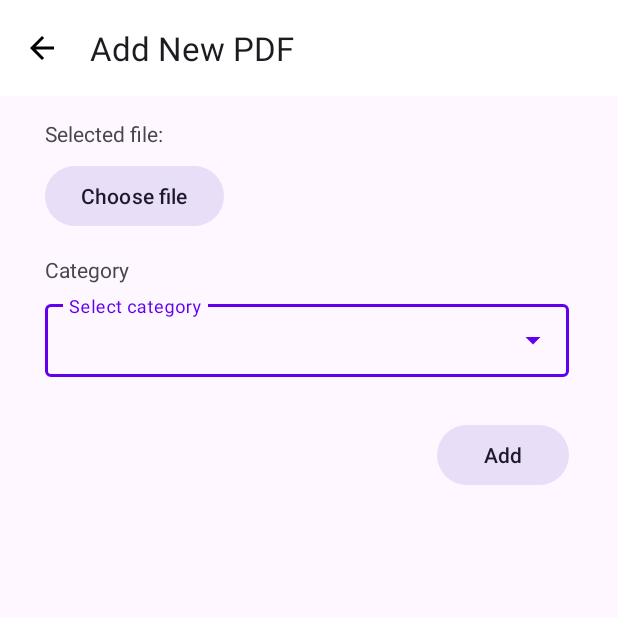
After one commit to FallAPI/PaperTrail-App, an Android app: the AddPDFActivity screen opened directly, with no data from a screen before it, on a phone screen of 412 x 824 dp, the top half of it. The commit adds this screen. Run offline under Robolectric (Android 15) with nearby library versions, the light colour scheme and no system bars.

Commit message:
Add AddPDFActivity

```diff
--- a/app/build.gradle.kts
+++ b/app/build.gradle.kts
@@ -43,6 +43,7 @@ dependencies {
     implementation(libs.lifecycle.viewmodel.ktx)
     implementation(libs.navigation.fragment)
     implementation(libs.navigation.ui)
+    implementation(libs.activity)
     testImplementation(libs.junit)
     androidTestImplementation(libs.ext.junit)
     androidTestImplementation(libs.espresso.core)
--- a/app/src/main/AndroidManifest.xml
+++ b/app/src/main/AndroidManifest.xml
@@ -13,6 +13,9 @@
         android:theme="@style/Theme.PaperTrail"
         tools:targetApi="31">
         <activity
+            android:name=".ui.standalone.AddPDFActivity"
+            android:exported="false" />
+        <activity
             android:name=".MainActivity"
             android:exported="true"
             android:label="@string/app_name">
--- a/app/src/main/java/com/group2/papertrail/MainActivity.java
+++ b/app/src/main/java/com/group2/papertrail/MainActivity.java
@@ -1,5 +1,6 @@
 package com.group2.papertrail;
 
+import android.content.Intent;
 import android.os.Bundle;
 
 import com.google.android.material.bottomnavigation.BottomNavigationView;
@@ -11,6 +12,7 @@ import androidx.navigation.ui.AppBarConfiguration;
 import androidx.navigation.ui.NavigationUI;
 
 import com.group2.papertrail.databinding.ActivityMainBinding;
+import com.group2.papertrail.ui.standalone.AddPDFActivity;
 
 public class MainActivity extends AppCompatActivity {
 
@@ -23,18 +25,22 @@ public class MainActivity extends AppCompatActivity {
         binding = ActivityMainBinding.inflate(getLayoutInflater());
         setContentView(binding.getRoot());
 
-        BottomNavigationView navView = findViewById(R.id.nav_view);
         // Passing each menu ID as a set of Ids because each
         // menu should be considered as top level destinations.
-        AppBarConfiguration appBarConfiguration = new AppBarConfiguration.Builder(
-                R.id.navigation_home, R.id.navigation_dashboard, R.id.navigation_notifications)
-                .build();
+//        AppBarConfiguration appBarConfiguration = new AppBarConfiguration.Builder(
+//                R.id.navigation_home, R.id.navigation_dashboard, R.id.navigation_notifications)
+//                .build();
         NavController navController = Navigation.findNavController(this, R.id.nav_host_fragment_activity_main);
 
         setSupportActionBar(binding.myToolbar);
 
 //        NavigationUI.setupActionBarWithNavController(this, navController, appBarConfiguration);
-//        NavigationUI.setupWithNavController(binding.navView, navController);
+        NavigationUI.setupWithNavController(binding.navView, navController);
+
+        binding.fab.setOnClickListener(v -> {
+            Intent intent = new Intent(this, AddPDFActivity.class);
+            startActivity(intent);
+        });
     }
 
 }
--- /dev/null
+++ b/app/src/main/java/com/group2/papertrail/ui/standalone/AddPDFActivity.java
@@ -0,0 +1,36 @@
+package com.group2.papertrail.ui.standalone;
+
+import android.os.Bundle;
+
+import androidx.appcompat.app.AppCompatActivity;
+
+import com.group2.papertrail.R;
+import com.group2.papertrail.databinding.ActivityAddPdfactivityBinding;
+
+public class AddPDFActivity extends AppCompatActivity {
+
+    ActivityAddPdfactivityBinding binding;
+
+    @Override
+    protected void onCreate(Bundle savedInstanceState) {
+        super.onCreate(savedInstanceState);
+
+        binding = ActivityAddPdfactivityBinding.inflate(getLayoutInflater());
+        setContentView(binding.getRoot());
+
+        setSupportActionBar(binding.myToolbar);
+
+        if (getSupportActionBar() != null) {
+            getSupportActionBar().setDisplayHomeAsUpEnabled(true);
+            getSupportActionBar().setDisplayShowHomeEnabled(true);
+        }
+
+        binding.myToolbar.setNavigationOnClickListener(v -> getOnBackPressedDispatcher().onBackPressed());
+    }
+
+    @Override
+    public boolean onSupportNavigateUp() {
+        getOnBackPressedDispatcher().onBackPressed();
+        return true;
+    }
+}
--- /dev/null
+++ b/app/src/main/res/drawable/ic_arrow_back.xml
@@ -0,0 +1,5 @@
+<vector xmlns:android="http://schemas.android.com/apk/res/android" android:autoMirrored="true" android:height="24dp" android:tint="#000000" android:viewportHeight="24" android:viewportWidth="24" android:width="24dp">
+
+    <path android:fillColor="@android:color/white" android:pathData="M20,11H7.83l5.59,-5.59L12,4l-8,8 8,8 1.41,-1.41L7.83,13H20v-2z"/>
+
+</vector>
--- /dev/null
+++ b/app/src/main/res/layout/activity_add_pdfactivity.xml
@@ -0,0 +1,103 @@
+<?xml version="1.0" encoding="utf-8"?>
+<androidx.constraintlayout.widget.ConstraintLayout xmlns:android="http://schemas.android.com/apk/res/android"
+    xmlns:app="http://schemas.android.com/apk/res-auto"
+    xmlns:tools="http://schemas.android.com/tools"
+    android:id="@+id/main"
+    android:layout_width="match_parent"
+    android:layout_height="match_parent"
+    tools:context=".ui.standalone.AddPDFActivity">
+
+    <com.google.android.material.appbar.MaterialToolbar
+        android:id="@+id/myToolbar"
+        android:layout_width="match_parent"
+        android:layout_height="?attr/actionBarSize"
+        android:background="@color/design_default_color_surface"
+        android:elevation="4dp"
+        app:layout_constraintEnd_toEndOf="parent"
+        app:layout_constraintStart_toStartOf="parent"
+        app:layout_constraintTop_toTopOf="parent"
+        app:navigationIcon="@drawable/ic_arrow_back"
+        app:popupTheme="@style/ThemeOverlay.Material3.Light"
+        app:title="Add New PDF" />
+
+    <androidx.constraintlayout.widget.ConstraintLayout
+        android:layout_width="409dp"
+        android:layout_height="426dp"
+        android:paddingHorizontal="30dp"
+        android:paddingVertical="15dp"
+        app:layout_constraintBottom_toBottomOf="parent"
+        app:layout_constraintEnd_toEndOf="parent"
+        app:layout_constraintHorizontal_bias="0.0"
+        app:layout_constraintStart_toStartOf="parent"
+        app:layout_constraintTop_toBottomOf="@+id/myToolbar"
+        app:layout_constraintVertical_bias="0.0">
+
+        <Button
+            android:id="@+id/addBtn"
+            style="@style/Widget.Material3.Button.TonalButton"
+            android:layout_width="wrap_content"
+            android:layout_height="wrap_content"
+            android:layout_marginTop="28dp"
+            android:text="Add"
+            app:layout_constraintEnd_toEndOf="parent"
+            app:layout_constraintHorizontal_bias="1.0"
+            app:layout_constraintStart_toStartOf="parent"
+            app:layout_constraintTop_toBottomOf="@+id/menu" />
+
+        <TextView
+            android:id="@+id/textView2"
+            android:layout_width="wrap_content"
+            android:layout_height="wrap_content"
+            android:layout_marginTop="15dp"
+            android:text="Category"
+            app:layout_constraintStart_toStartOf="parent"
+            app:layout_constraintTop_toBottomOf="@+id/selectFileBtn" />
+
+        <com.google.android.material.textfield.TextInputLayout
+            android:id="@+id/menu"
+            style="@style/Widget.Material3.TextInputLayout.OutlinedBox.Dense.ExposedDropdownMenu"
+            android:layout_width="match_parent"
+            android:layout_height="wrap_content"
+            android:layout_marginTop="8dp"
+            android:hint="Select category"
+            app:layout_constraintTop_toBottomOf="@id/textView2">
+
+            <AutoCompleteTextView
+                android:layout_width="match_parent"
+                android:layout_height="wrap_content"
+                android:inputType="none" />
+
+        </com.google.android.material.textfield.TextInputLayout>
+
+        <Button
+            android:id="@+id/selectFileBtn"
+            style="@style/Widget.Material3.Button.TonalButton"
+            android:layout_width="wrap_content"
+            android:layout_height="wrap_content"
+            android:layout_marginTop="8dp"
+            android:text="Choose file"
+            app:layout_constraintEnd_toEndOf="parent"
+            app:layout_constraintHorizontal_bias="0.0"
+            app:layout_constraintStart_toStartOf="parent"
+            app:layout_constraintTop_toBottomOf="@+id/textView" />
+
+        <TextView
+            android:id="@+id/textView"
+            android:layout_width="wrap_content"
+            android:layout_height="wrap_content"
+            android:text="Selected file:"
+            app:layout_constraintStart_toStartOf="parent"
+            app:layout_constraintTop_toTopOf="parent" />
+
+        <TextView
+            android:id="@+id/fileName"
+            android:layout_width="wrap_content"
+            android:layout_height="wrap_content"
+            android:layout_marginStart="4dp"
+            android:text="placeholder"
+            android:visibility="invisible"
+            app:layout_constraintStart_toEndOf="@+id/textView"
+            app:layout_constraintTop_toTopOf="parent" />
+    </androidx.constraintlayout.widget.ConstraintLayout>
+
+</androidx.constraintlayout.widget.ConstraintLayout>
--- a/gradle/libs.versions.toml
+++ b/gradle/libs.versions.toml
@@ -10,6 +10,7 @@ lifecycleLivedataKtx = "2.8.7"
 lifecycleViewmodelKtx = "2.8.7"
 navigationFragment = "2.8.4"
 navigationUi = "2.8.4"
+activity = "1.9.3"
 
 [libraries]
 junit = { group = "junit", name = "junit", version.ref = "junit" }
@@ -22,6 +23,7 @@ lifecycle-livedata-ktx = { group = "androidx.lifecycle", name = "lifecycle-lived
 lifecycle-viewmodel-ktx = { group = "androidx.lifecycle", name = "lifecycle-viewmodel-ktx", version.ref = "lifecycleViewmodelKtx" }
 navigation-fragment = { group = "androidx.navigation", name = "navigation-fragment", version.ref = "navigationFragment" }
 navigation-ui = { group = "androidx.navigation", name = "navigation-ui", version.ref = "navigationUi" }
+activity = { group = "androidx.activity", name = "activity", version.ref = "activity" }
 
 [plugins]
 android-application = { id = "com.android.application", version.ref = "agp" }
```
